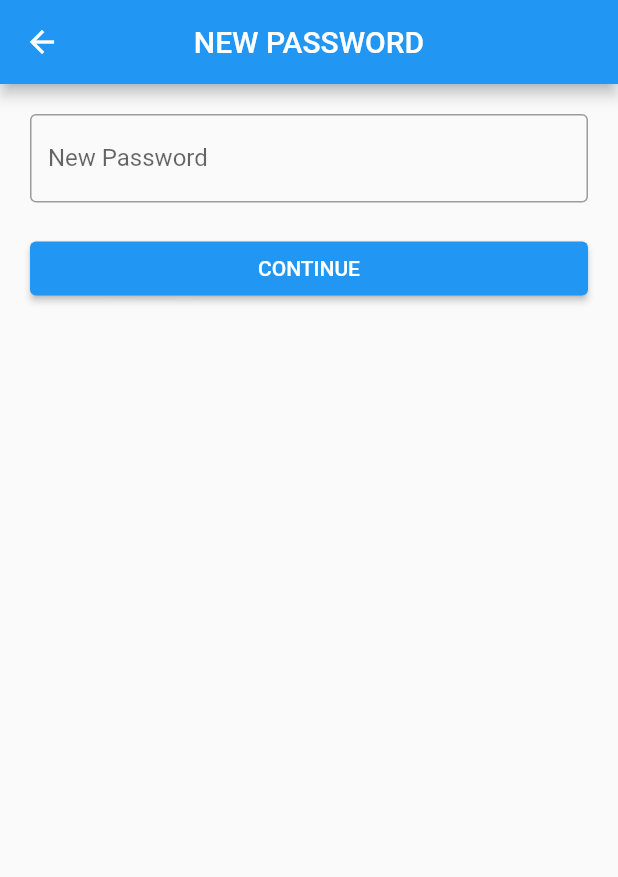
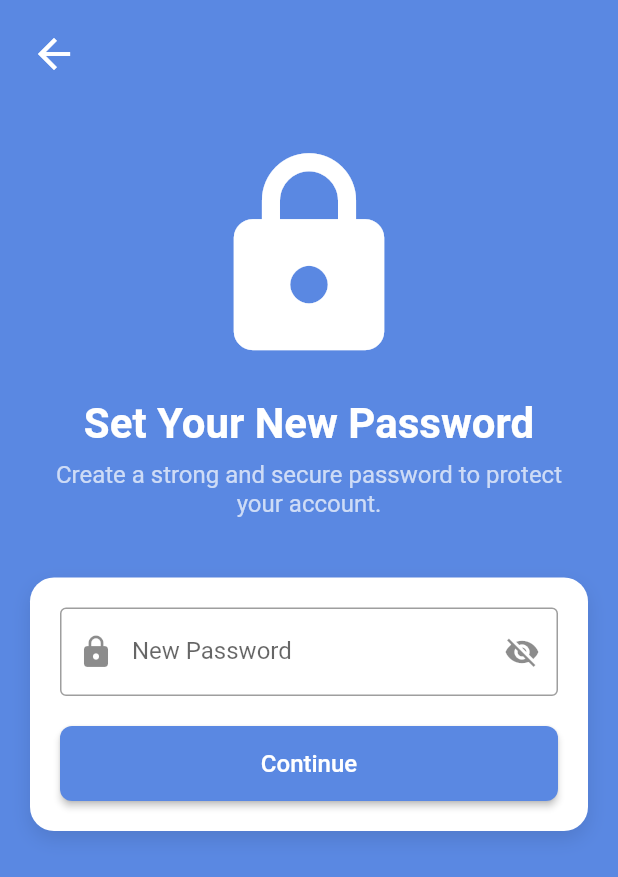
Before and after one commit to HernanFebri/presence_app_getx, a Flutter app: the NewPasswordView screen opened by its route, on a phone screen of 412 x 824 dp. Shown: the top 877 px of the screen. Run offline on Flutter 3.47's test engine with Material 3 defaults, Android fonts, the phone set to English and light mode, and no system bars; our stand-ins replace cloud_firestore, convex_bottom_bar, firebase_auth, firebase_core, firebase_storage, geocoding and 4 more; accounts and stored records are empty.

Commit message:
Fix slicing ui new password in new user

```diff
--- a/lib/app/modules/new_password/controllers/new_password_controller.dart
+++ b/lib/app/modules/new_password/controllers/new_password_controller.dart
@@ -6,37 +6,57 @@
 class NewPasswordController extends GetxController {
   TextEditingController newPassC = TextEditingController();
 
+  // Observables for loading and password visibility
+  RxBool isLoading = false.obs;
+  RxBool isPasswordHidden = true.obs;
+
   FirebaseAuth auth = FirebaseAuth.instance;
 
   void newPassword() async {
     if (newPassC.text.isNotEmpty) {
       if (newPassC.text != "password") {
+        if (newPassC.text.length < 6) {
+          Get.snackbar("Terjadi Kesalahan",
+              "Password terlalu pendek. Password minimal 6 karakter.");
+          return;
+        }
+
+        isLoading.value = true; // Start loading
         try {
           String email = auth.currentUser!.email!;
 
+          // Update the password
           await auth.currentUser!.updatePassword(newPassC.text);
 
+          // Logout and login with new password for session refresh
           await auth.signOut();
-
           await auth.signInWithEmailAndPassword(
               email: email, password: newPassC.text);
 
+          isLoading.value = false; // Stop loading
           Get.offAllNamed(Routes.HOME);
         } on FirebaseAuthException catch (e) {
+          isLoading.value = false; // Stop loading
+
+          // Error handling
           if (e.code == 'weak-password') {
             Get.snackbar("Terjadi Kesalahan",
                 "Password terlalu lemah, setidaknya 6 karakter.");
+          } else {
+            Get.snackbar("Terjadi Kesalahan",
+                "Terjadi kesalahan saat membuat password baru. Silakan coba lagi.");
           }
         } catch (e) {
+          isLoading.value = false; // Stop loading
           Get.snackbar("Terjadi Kesalahan",
-              "Tidak dapat membuat password baru, Hubungi admin atau customer service.");
+              "Tidak dapat membuat password baru. Hubungi admin atau customer service.");
         }
       } else {
         Get.snackbar("Terjadi Kesalahan",
-            "Password baru harus diubah, jangan 'password' kembali");
+            "Password baru harus berbeda, jangan gunakan 'password' kembali.");
       }
     } else {
-      Get.snackbar("Terjadi Kesalahan", "Password baru wajib diisi");
+      Get.snackbar("Terjadi Kesalahan", "Password baru wajib diisi.");
     }
   }
 }
--- a/lib/app/modules/new_password/views/new_password_view.dart
+++ b/lib/app/modules/new_password/views/new_password_view.dart
@@ -8,31 +8,120 @@ class NewPasswordView extends GetView<NewPasswordController> {
   @override
   Widget build(BuildContext context) {
     return Scaffold(
+      backgroundColor: const Color(0xFF5A88E2),
       appBar: AppBar(
-        title: const Text('NEW PASSWORD'),
-        centerTitle: true,
-      ),
-      body: ListView(
-        padding: const EdgeInsets.all(20),
-        children: [
-          TextField(
-            obscureText: true,
-            controller: controller.newPassC,
-            decoration: const InputDecoration(
-              labelText: "New Password",
-              border: OutlineInputBorder(),
+        backgroundColor: Colors.transparent,
+        elevation: 0,
+        leading: Padding(
+          padding: const EdgeInsets.all(12.0),
+          child: IconButton(
+            icon: const Icon(Icons.arrow_back, size: 32, color: Colors.white),
+            onPressed: () {
+              Get.back();
+            },
           ),
         ),
-          const SizedBox(
-            height: 20,
       ),
-          ElevatedButton(
+      body: Padding(
+        padding: const EdgeInsets.symmetric(horizontal: 20, vertical: 40),
+        child: SingleChildScrollView(
+          child: Column(
+            mainAxisAlignment: MainAxisAlignment.center,
+            crossAxisAlignment: CrossAxisAlignment.center,
+            children: [
+              const Icon(
+                Icons.lock,
+                size: 150,
+                color: Colors.white,
+              ),
+              const SizedBox(height: 20),
+              const Text(
+                'Set Your New Password',
+                textAlign: TextAlign.center,
+                style: TextStyle(
+                  fontSize: 28,
+                  fontWeight: FontWeight.bold,
+                  color: Colors.white,
+                ),
+              ),
+              const SizedBox(height: 8),
+              const Text(
+                'Create a strong and secure password to protect your account.',
+                textAlign: TextAlign.center,
+                style: TextStyle(
+                  fontSize: 16,
+                  color: Colors.white70,
+                ),
+              ),
+              const SizedBox(height: 40),
+              Container(
+                padding: const EdgeInsets.all(20),
+                decoration: BoxDecoration(
+                  color: Colors.white,
+                  borderRadius: BorderRadius.circular(16),
+                  boxShadow: [
+                    BoxShadow(
+                      color: Colors.black.withOpacity(0.1),
+                      blurRadius: 10,
+                      offset: const Offset(0, 5),
+                    ),
+                  ],
+                ),
+                child: Column(
+                  children: [
+                    Obx(
+                      () => TextField(
+                        obscureText: controller.isPasswordHidden.value,
+                        controller: controller.newPassC,
+                        decoration: InputDecoration(
+                          labelText: "New Password",
+                          border: const OutlineInputBorder(),
+                          prefixIcon: const Icon(Icons.lock),
+                          suffixIcon: IconButton(
+                            icon: Icon(
+                              controller.isPasswordHidden.value
+                                  ? Icons.visibility_off
+                                  : Icons.visibility,
+                            ),
                             onPressed: () {
+                              controller.isPasswordHidden.toggle();
+                            },
+                          ),
+                        ),
+                      ),
+                    ),
+                    const SizedBox(height: 20),
+                    Obx(
+                      () => ElevatedButton(
+                        onPressed: () {
+                          if (controller.isLoading.isFalse) {
                             controller.newPassword();
+                          }
                         },
-            child: const Text("CONTINUE"),
+                        style: ElevatedButton.styleFrom(
+                          minimumSize: const Size.fromHeight(50),
+                          backgroundColor: const Color(0xFF5A88E2),
+                          shape: RoundedRectangleBorder(
+                            borderRadius: BorderRadius.circular(8),
+                          ),
+                        ),
+                        child: controller.isLoading.isFalse
+                            ? const Text(
+                                "Continue",
+                                style: TextStyle(
+                                    fontSize: 16, color: Colors.white),
                               )
+                            : const CircularProgressIndicator(
+                                color: Colors.white,
+                              ),
+                      ),
+                    ),
                   ],
+                ),
+              ),
+            ],
+          ),
+        ),
       ),
     );
   }
```
Lines whose indentation alone changed are shown as unchanged.
